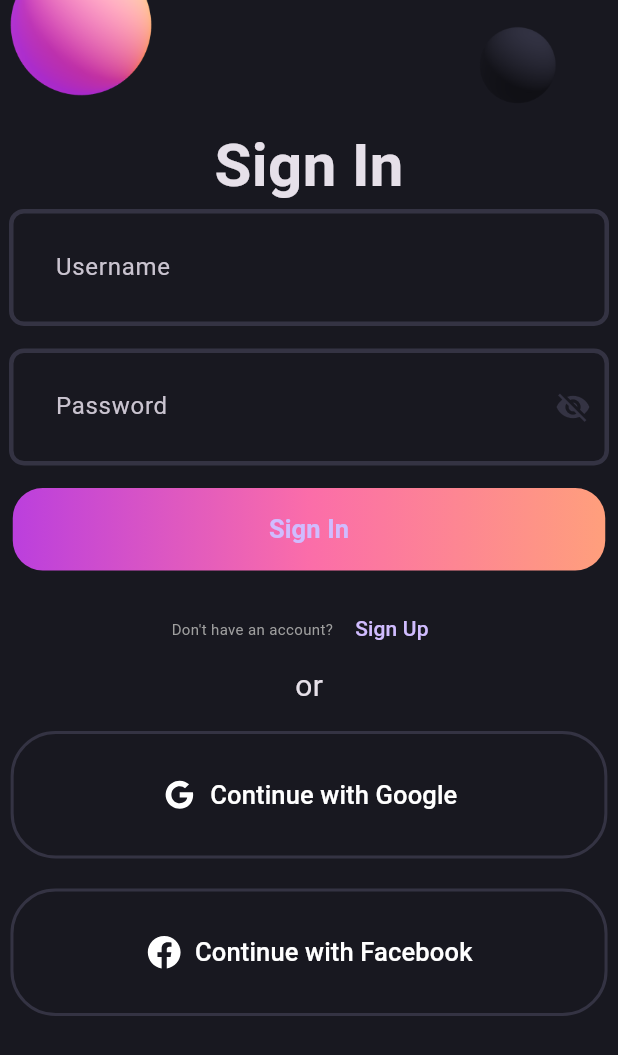
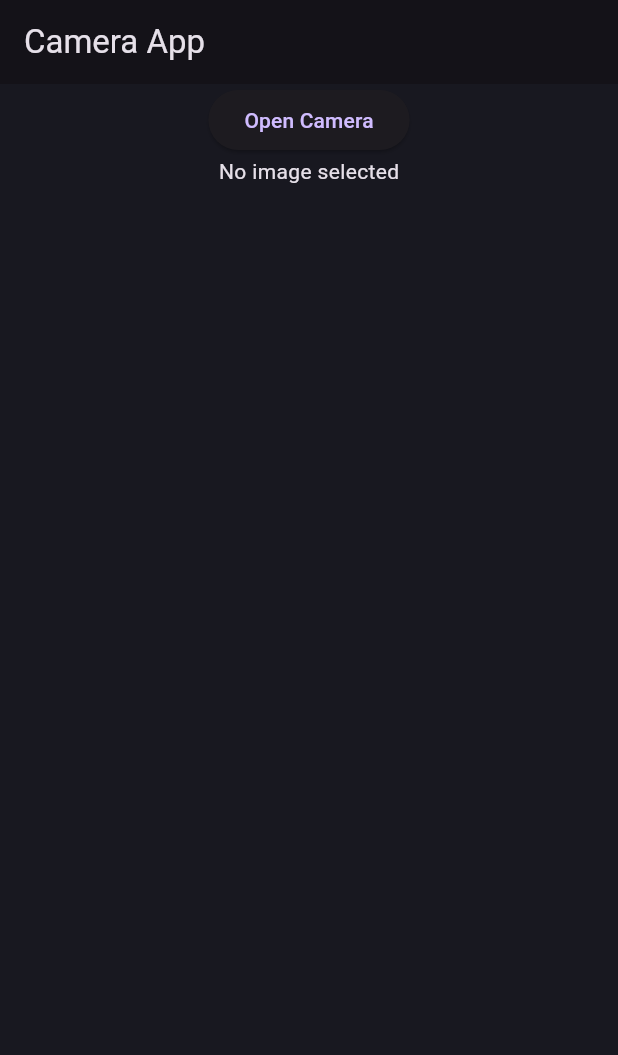
Before and after one commit to tauquirahmed/Frontend-Wastely, a Flutter app: the screen it shows after launch, on a phone screen of 412 x 824 dp. Shown: the top 1055 px of the screen. Run offline on Flutter 3.47's test engine with Material 3 defaults, Android fonts, the phone set to English and light mode, and no system bars; our stand-ins replace dio, flutter_svg, get, image_picker, url_strategy.

Commit message:
added camera

```diff
--- a/lib/main.dart
+++ b/lib/main.dart
@@ -4,6 +4,7 @@
 import 'package:wastely/pages/login_screen.dart';
 import 'package:wastely/pages/register_screen.dart';
 import 'package:wastely/palletes/pallets.dart';
+import 'package:wastely/widgets/camera.dart';
 
 void main() {
   setPathUrlStrategy();
@@ -20,7 +21,7 @@
       debugShowCheckedModeBanner: false,
       theme: ThemeData.dark()
           .copyWith(scaffoldBackgroundColor: Pallete.backgroundColor),
-      initialRoute: '/login',
+      initialRoute: '/camera',
       getPages: [
         GetPage(
             name: '/login',
@@ -32,6 +33,10 @@
             page: () => const RegisterScreen(),
             transition: Transition.leftToRightWithFade,
             transitionDuration: const Duration(milliseconds: 500)),
+        GetPage(
+          name: '/camera',
+          page: () => CameraApp(),
+        ),
       ],
     );
   }
--- /dev/null
+++ b/lib/widgets/camera.dart
@@ -0,0 +1,49 @@
+import 'dart:io';
+
+import 'package:flutter/material.dart';
+import 'package:image_picker/image_picker.dart';
+
+class CameraApp extends StatelessWidget {
+  CameraApp({super.key});
+
+  File? _selectedImage;
+
+  @override
+  Widget build(BuildContext context) {
+    return Scaffold(
+      appBar: AppBar(
+        title: Text('Camera App'),
+      ),
+      body: Column(
+        children: [
+          Center(
+            child: ElevatedButton(
+              onPressed: () {
+                // Open Camera
+                _pickImageFromCamera();
+              },
+              child: Text('Open Camera'),
+            ),
+          ),
+          if (_selectedImage != null)
+            Image.file(
+              File(_selectedImage!.path),
+              width: 200,
+              height: 200,
+            )
+          else
+            Text('No image selected'),
+        ],
+      ),
+    );
+  }
+
+  Future _pickImageFromCamera() async {
+    final image = await ImagePicker().pickImage(source: ImageSource.camera);
+    if (image == null) {
+      return;
+    }
+    // Do something with the image
+    _selectedImage = File(image.path);
+  }
+}
--- a/pubspec.yaml
+++ b/pubspec.yaml
@@ -39,6 +39,7 @@ dependencies:
   flutter_svg: ^2.0.10+1
   url_strategy: ^0.2.0
   dio: ^5.4.3+1
+  image_picker: ^1.1.1
 
 dev_dependencies:
   flutter_test:
```
Also changed, not shown: pubspec.lock, 5 other files.
